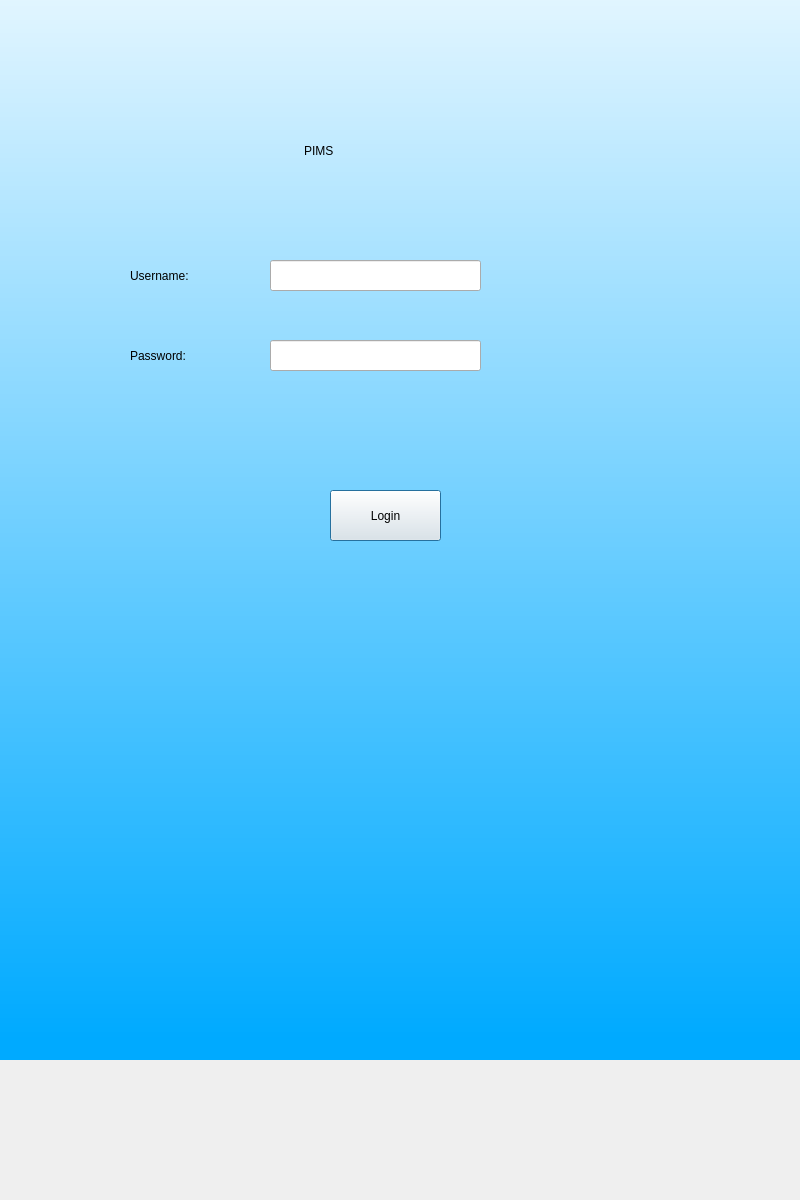
Before: the Qt Designer form login1.ui in AlexHarbaugh1/CS499, drawn with Qt 5.
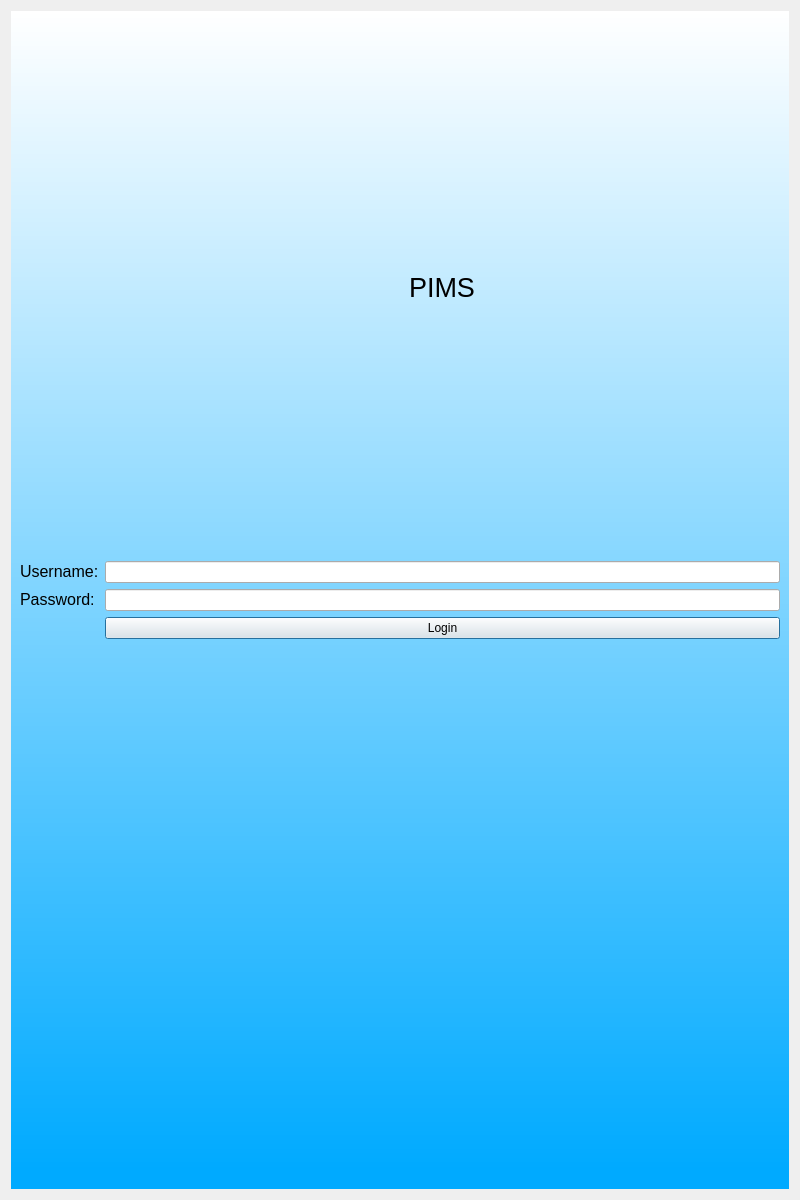
After: the same form once the commit is applied.

```diff
--- a/login1.ui
+++ b/login1.ui
@@ -13,96 +13,29 @@
   <property name="windowTitle">
    <string>Dialog</string>
   </property>
+  <layout class="QGridLayout" name="gridLayout">
+   <item row="0" column="0">
   <widget class="QWidget" name="widget" native="true">
-   <property name="geometry">
-    <rect>
-     <x>0</x>
-     <y>-140</y>
-     <width>800</width>
-     <height>1200</height>
-    </rect>
-   </property>
    <property name="styleSheet">
     <string notr="true">QWidget#widget{
 background-color:qlineargradient(spread:pad, x1:1, y1:0.982409, x2:1, y2:0, stop:0 rgba(0, 170, 255, 255), stop:1 rgba(255, 255, 255, 255))}</string>
    </property>
-   <widget class="QLabel" name="label">
-    <property name="geometry">
-     <rect>
-      <x>304</x>
-      <y>255</y>
-      <width>141</width>
-      <height>71</height>
-     </rect>
-    </property>
-    <property name="styleSheet">
-     <string notr="true">font: 36pt &quot;MS Shell Dlg 2&quot;;</string>
-    </property>
-    <property name="text">
-     <string>PIMS</string>
-    </property>
-   </widget>
+     <layout class="QGridLayout" name="gridLayout_2">
+      <item row="1" column="0">
    <widget class="QLabel" name="labelUser">
-    <property name="geometry">
-     <rect>
-      <x>130</x>
-      <y>400</y>
-      <width>131</width>
-      <height>31</height>
-     </rect>
-    </property>
     <property name="styleSheet">
      <string notr="true">font: 16pt &quot;MS Shell Dlg 2&quot;;</string>
     </property>
     <property name="text">
-     <string>Username:</string>
-    </property>
-   </widget>
-   <widget class="QLabel" name="labelPass">
-    <property name="geometry">
-     <rect>
-      <x>130</x>
-      <y>480</y>
-      <width>131</width>
-      <height>31</height>
-     </rect>
-    </property>
-    <property name="styleSheet">
-     <string notr="true">font: 16pt &quot;MS Shell Dlg 2&quot;;</string>
-    </property>
-    <property name="text">
-     <string>Password:</string>
-    </property>
-   </widget>
-   <widget class="QLineEdit" name="userField">
-    <property name="geometry">
-     <rect>
-      <x>270</x>
-      <y>400</y>
-      <width>211</width>
-      <height>31</height>
-     </rect>
-    </property>
-   </widget>
-   <widget class="QLineEdit" name="passwordField">
-    <property name="geometry">
-     <rect>
-      <x>270</x>
-      <y>480</y>
-      <width>211</width>
-      <height>31</height>
-     </rect>
-    </property>
-   </widget>
+         <string>&lt;html&gt;&lt;head/&gt;&lt;body&gt;&lt;p&gt;&lt;span style=&quot; font-size:12pt;&quot;&gt;Username:&lt;/span&gt;&lt;/p&gt;&lt;/body&gt;&lt;/html&gt;</string>
+        </property>
+       </widget>
+      </item>
+      <item row="1" column="1">
+       <widget class="QLineEdit" name="userField"/>
+      </item>
+      <item row="3" column="1">
    <widget class="QPushButton" name="login">
-    <property name="geometry">
-     <rect>
-      <x>330</x>
-      <y>630</y>
-      <width>111</width>
-      <height>51</height>
-     </rect>
-    </property>
     <property name="styleSheet">
      <string notr="true">font: 16pt &quot;MS Shell Dlg 2&quot;;</string>
     </property>
@@ -110,15 +43,12 @@
      <string>Login</string>
     </property>
    </widget>
+      </item>
+      <item row="2" column="1">
+       <widget class="QLineEdit" name="passwordField"/>
+      </item>
+      <item row="4" column="0" colspan="2">
    <widget class="QLabel" name="errorMsg">
-    <property name="geometry">
-     <rect>
-      <x>190</x>
-      <y>595</y>
-      <width>381</width>
-      <height>31</height>
-     </rect>
-    </property>
     <property name="styleSheet">
      <string notr="true">font: 12pt &quot;MS Shell Dlg 2&quot;;color:rgb(255, 0, 0)</string>
     </property>
@@ -126,8 +56,43 @@
      <string/>
     </property>
    </widget>
-  </widget>
- </widget>
+      </item>
+      <item row="0" column="1" alignment="Qt::AlignHCenter">
+       <widget class="QLabel" name="label">
+        <property name="sizePolicy">
+         <sizepolicy hsizetype="Minimum" vsizetype="Minimum">
+          <horstretch>0</horstretch>
+          <verstretch>0</verstretch>
+         </sizepolicy>
+        </property>
+        <property name="styleSheet">
+         <string notr="true">font: 36pt &quot;MS Shell Dlg 2&quot;;</string>
+        </property>
+        <property name="text">
+         <string>&lt;html&gt;&lt;head/&gt;&lt;body&gt;&lt;p&gt;&lt;span style=&quot; font-size:20pt;&quot;&gt;PIMS&lt;/span&gt;&lt;/p&gt;&lt;/body&gt;&lt;/html&gt;</string>
+        </property>
+       </widget>
+      </item>
+      <item row="2" column="0">
+       <widget class="QLabel" name="labelPass">
+        <property name="styleSheet">
+         <string notr="true">font: 16pt &quot;MS Shell Dlg 2&quot;;</string>
+        </property>
+        <property name="text">
+         <string>&lt;html&gt;&lt;head/&gt;&lt;body&gt;&lt;p&gt;&lt;span style=&quot; font-size:12pt;&quot;&gt;Password:&lt;/span&gt;&lt;/p&gt;&lt;/body&gt;&lt;/html&gt;</string>
+        </property>
+       </widget>
+      </item>
+     </layout>
+    </widget>
+   </item>
+  </layout>
+ </widget>
+ <tabstops>
+  <tabstop>userField</tabstop>
+  <tabstop>passwordField</tabstop>
+  <tabstop>login</tabstop>
+ </tabstops>
  <resources/>
  <connections/>
 </ui>
```
Lines whose indentation alone changed are shown as unchanged.
